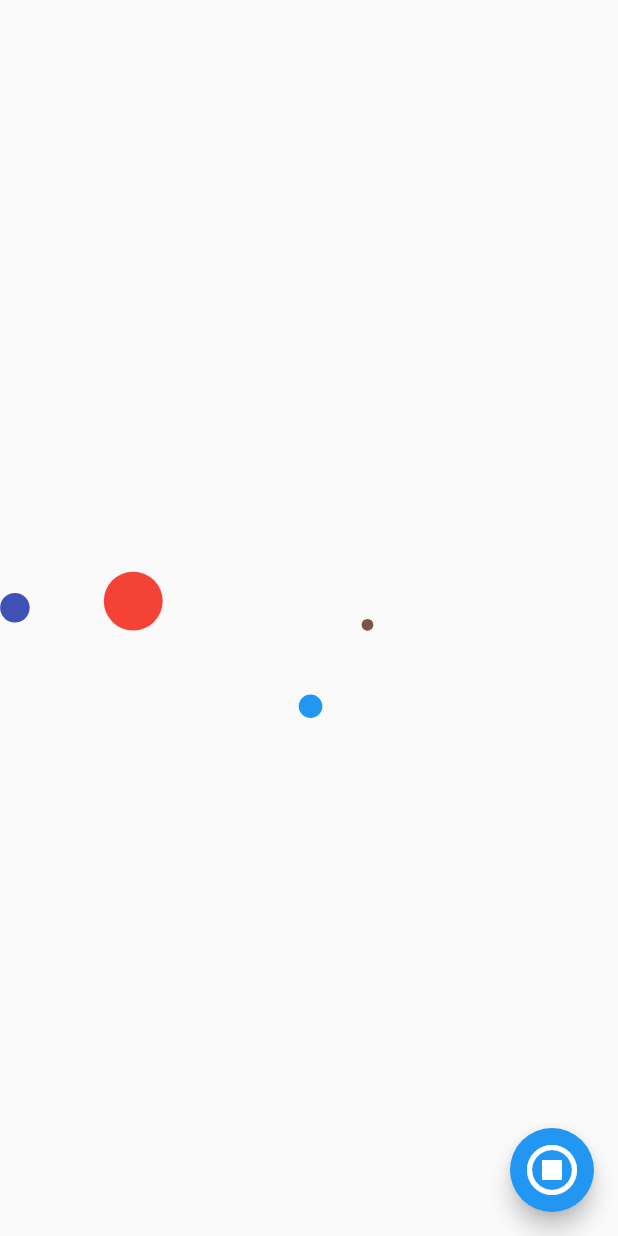
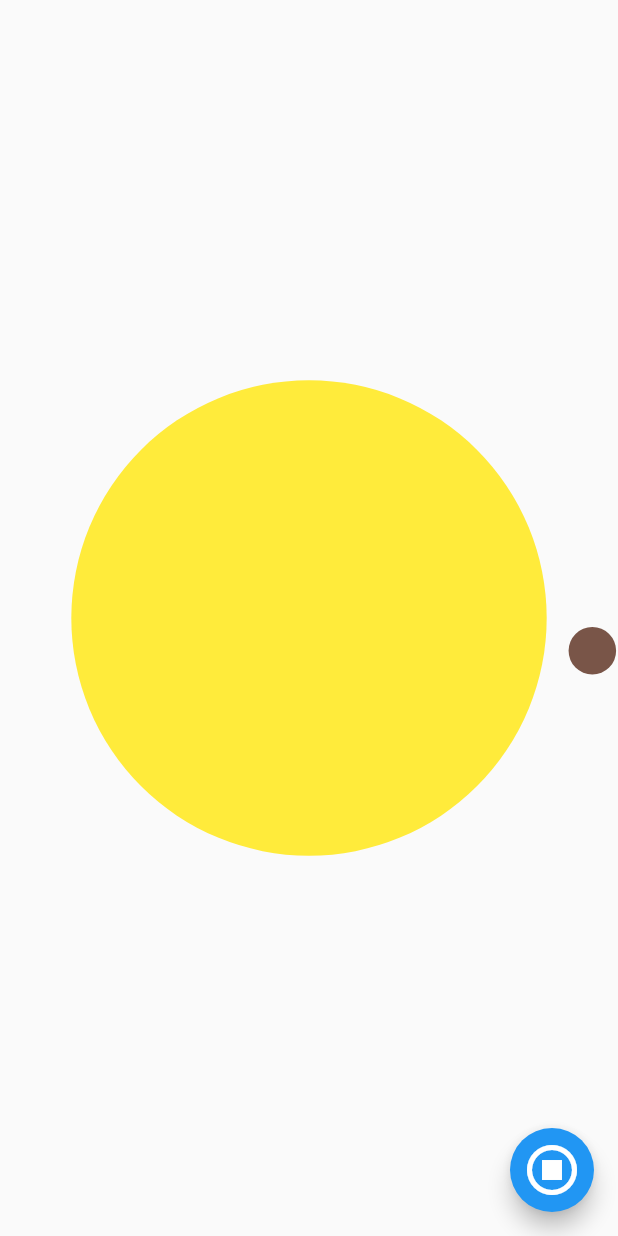
Before and after one commit to RuslanOrolbaev/solar_system, a Flutter app: the screen it shows after launch, after a tap on the "play circle filled" icon, on a phone screen of 412 x 824 dp. Run offline on Flutter 3.47's test engine with Material 2 defaults, Android fonts, the phone set to English and light mode, and no system bars.

```diff
--- a/lib/view/home_screen.dart
+++ b/lib/view/home_screen.dart
@@ -20,7 +20,7 @@ class _HomeScreenState extends State<HomeScreen> {
       radius: 10,
       color: Colors.brown,
       speed: 6,
-      distanceFromCenter: 100,
+      distanceFromCenter: 120,
       angleInDegrees: 0);
 
   Planet jupiter = Planet(
@@ -49,9 +49,9 @@ class _HomeScreenState extends State<HomeScreen> {
   @override
   void initState() {
     planets.add(mercury);
-    planets.add(earth);
-    planets.add(jupiter);
-    planets.add(uran);
+    // planets.add(earth);
+    // planets.add(jupiter);
+    // planets.add(uran);
     super.initState();
   }
 
@@ -61,12 +61,10 @@ class _HomeScreenState extends State<HomeScreen> {
     _screenSize = MediaQuery.of(context).size;
 
     return Scaffold(
-      body: SafeArea(
-        child: SolarBuilder(
-            planets: planets,
-            screenSize: _screenSize,
-            animationRunning: _isAnimationRunning),
-      ),
+      body: SolarBuilder(
+          planets: planets,
+          screenSize: _screenSize,
+          animationRunning: _isAnimationRunning),
       floatingActionButton: FloatingActionButton(
           child: Icon(
               _isAnimationRunning
--- /dev/null
+++ b/lib/view_model/paint_space_object.dart
@@ -0,0 +1,29 @@
+import 'package:flutter/material.dart';
+import 'package:solar_system/model/space_object.dart';
+
+class PaintSpaceObject extends CustomPainter {
+  PaintSpaceObject(
+      {required this.spaceObject,
+      required this.screenCenter,
+      required this.scaleModifier,
+      this.shallRebuildWithSetState = true});
+  final SpaceObject spaceObject;
+  final Offset screenCenter;
+  final double scaleModifier;
+  final bool shallRebuildWithSetState;
+  Paint paintUI = Paint();
+  @override
+  void paint(Canvas canvas, Size size) {
+    paintUI.color = spaceObject.color;
+    canvas.drawCircle(
+        Offset(spaceObject.coordinates.x * scaleModifier + screenCenter.dx,
+            spaceObject.coordinates.y * scaleModifier + screenCenter.dy),
+        spaceObject.radius * scaleModifier,
+        paintUI);
+  }
+
+  @override
+  bool shouldRepaint(covariant CustomPainter oldDelegate) {
+    return shallRebuildWithSetState;
+  }
+}
--- a/lib/view_model/paint_space_objects.dart
+++ /dev/null
@@ -1,29 +0,0 @@
-import 'package:flutter/material.dart';
-import 'package:solar_system/model/space_object.dart';
-
-class PaintSpaceObjects extends CustomPainter {
-  PaintSpaceObjects(
-      {required this.spaceObjects,
-      required this.screenCenter,
-      required this.scaleModifier});
-  final List<SpaceObject> spaceObjects;
-  final Offset screenCenter;
-  final double scaleModifier;
-  var paintUI = Paint();
-  @override
-  void paint(Canvas canvas, Size size) {
-    for (SpaceObject spaceObject in spaceObjects) {
-      paintUI.color = spaceObject.color;
-      canvas.drawCircle(
-          Offset(spaceObject.coordinates.x * scaleModifier + screenCenter.dx,
-              spaceObject.coordinates.y * scaleModifier + screenCenter.dy),
-          spaceObject.radius * scaleModifier,
-          paintUI);
-    }
-  }
-
-  @override
-  bool shouldRepaint(covariant CustomPainter oldDelegate) {
-    return true;
-  }
-}
--- a/lib/view_model/solar_builder.dart
+++ b/lib/view_model/solar_builder.dart
@@ -3,8 +3,7 @@ import 'package:flutter/material.dart';
 import 'package:solar_system/model/calculation_helpers/calculate_scale_modifier.dart';
 import 'package:solar_system/model/calculation_helpers/farest_planet_distance.dart';
 import 'package:solar_system/model/space_object.dart';
-import 'package:solar_system/view_model/paint_space_objects.dart';
-import 'package:solar_system/view_model/space_object_widget.dart';
+import 'package:solar_system/view_model/paint_space_object.dart';
 
 import '../configuration.dart';
 import '../model/planet.dart';
@@ -32,7 +31,7 @@ class _SolarBuilderState extends State<SolarBuilder> {
   late double _scaleModifier;
   late double _longestDistance;
   late Timer _timer;
-  late SpaceObjectWidget sun;
+  late SpaceObject _sun;
 
   @override
   void initState() {
@@ -42,13 +41,10 @@ class _SolarBuilderState extends State<SolarBuilder> {
     _longestDistance = longestPlanetDistance(widget.planets);
     _scaleModifier =
         calculateScaleModifier(widget.screenSize, _longestDistance);
-    sun = SpaceObjectWidget(
-        spaceObject: SpaceObject(color: Colors.yellow, radius: 50),
-        scaleModifier: _scaleModifier,
-        screenCenter: _screenCenter);
     _timer = Timer.periodic(
         const Duration(microseconds: frameRenewalTimeInMicroseconds),
         drawFrame);
+    _sun = SpaceObject(radius: 100, color: Colors.yellow);
     super.initState();
   }
 
@@ -61,12 +57,24 @@ class _SolarBuilderState extends State<SolarBuilder> {
 
   @override
   Widget build(BuildContext context) {
-    return CustomPaint(
-        willChange: true,
-        painter: PaintSpaceObjects(
-            spaceObjects: widget.planets,
+    List<Widget> planetWidgets = [];
+    planetWidgets.add(CustomPaint(
+        painter: PaintSpaceObject(
+            spaceObject: _sun,
             screenCenter: _screenCenter,
-            scaleModifier: _scaleModifier));
+            scaleModifier: _scaleModifier,
+
+            ///setting ShallRebuildWithSetState to false excludes Sun from rebuilding with each setState to optimize performance
+            shallRebuildWithSetState: false)));
+    for (Planet planet in widget.planets) {
+      planetWidgets.add(CustomPaint(
+          painter: PaintSpaceObject(
+        spaceObject: planet,
+        screenCenter: _screenCenter,
+        scaleModifier: _scaleModifier,
+      )));
+    }
+    return Stack(children: planetWidgets);
   }
 
   drawFrame(dynamic timestamp) {
```
Also changed, not shown: lib/view_model/space_object_widget.dart (deleted, +0 -20 lines).
